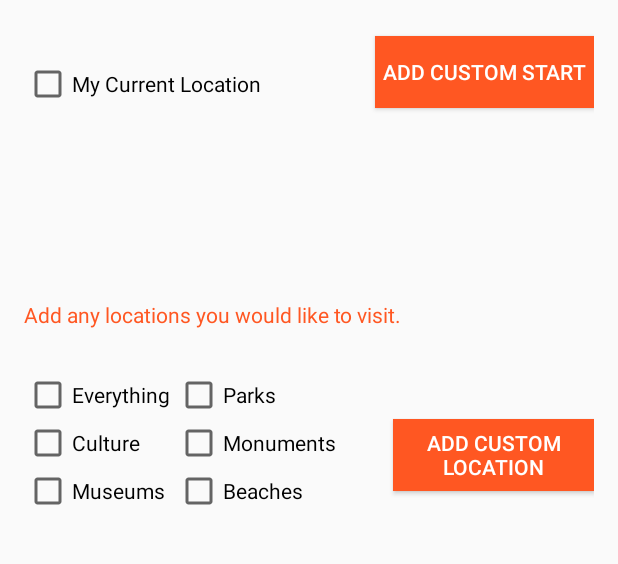
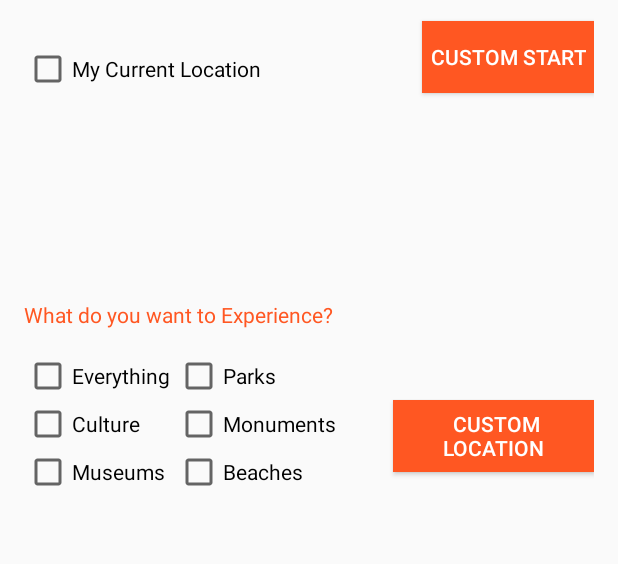
Before and after one commit to CyberneticOwl/TourApp, an Android app: the TourOptions screen opened directly, with no data from a screen before it, on a phone screen of 412 x 824 dp, the part 303-867 px from its top. Run offline under Robolectric (Android 15) with nearby library versions, the phone set to English and light mode, and no system bars.

Commit message:
Tour options UI work

```diff
--- a/app/src/main/res/layout/activity_tour_options.xml
+++ b/app/src/main/res/layout/activity_tour_options.xml
@@ -56,8 +56,9 @@
         <TextView
             android:layout_width="wrap_content"
             android:layout_height="wrap_content"
-            android:text="Add any locations you would like to visit."
+            android:text="What do you want to Experience?"
             android:id="@+id/textView7"
+            android:layout_marginBottom="15dp"
             android:textColor="@color/colorPrimary"
             android:layout_centerVertical="true"
             android:layout_alignParentLeft="true"
@@ -68,7 +69,6 @@
             android:layout_height="wrap_content"
             android:text="Everything"
             android:id="@+id/checkBox3"
-            android:layout_marginTop="28dp"
             android:layout_below="@+id/textView7"
             android:layout_alignParentLeft="true"
             android:layout_alignParentStart="true"
@@ -136,12 +136,12 @@
             android:layout_alignParentStart="false"
             android:layout_alignParentEnd="false"
             android:layout_below="@+id/textView8"
-            android:layout_marginTop="40dp" />
+            android:layout_marginTop="30dp" />
 
         <Button
             android:layout_width="wrap_content"
             android:layout_height="wrap_content"
-            android:text="Add Custom Start"
+            android:text="Custom Start"
             android:id="@+id/button2"
             android:background="@color/colorPrimary"
             android:textColor="#ffffff"
@@ -153,7 +153,7 @@
         <Button
             android:layout_width="wrap_content"
             android:layout_height="wrap_content"
-            android:text="Add Custom Location"
+            android:text=" Custom Location"
             android:id="@+id/button3"
             android:background="@color/colorPrimary"
             android:textColor="#ffffff"
```
